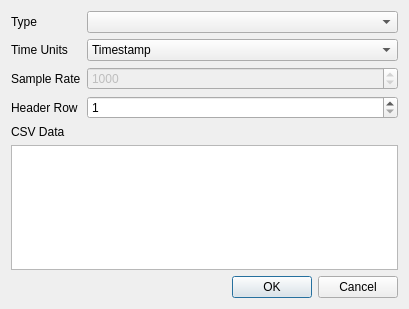
The window that designer/parserdialog.ui (RuggedScience/AccelExplorer) describes before a commit, drawn with Qt 5.
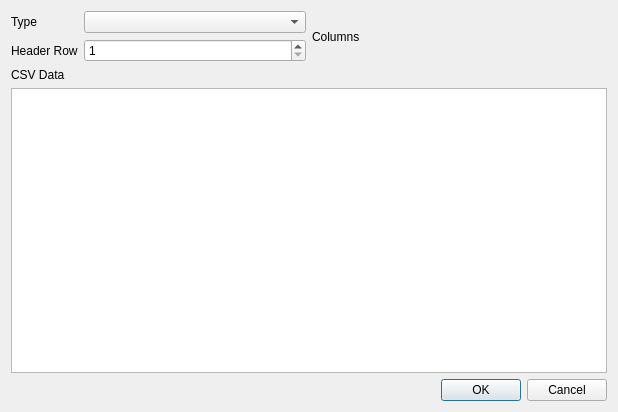
The same window after the commit. Custom widgets are drawn as their Qt base class.

The edit to the form file:
```diff
--- a/designer/parserdialog.ui
+++ b/designer/parserdialog.ui
@@ -6,8 +6,8 @@
    <rect>
     <x>0</x>
     <y>0</y>
-    <width>409</width>
-    <height>309</height>
+    <width>618</width>
+    <height>412</height>
    </rect>
   </property>
   <property name="windowTitle">
@@ -15,7 +15,22 @@
   </property>
   <layout class="QVBoxLayout" name="verticalLayout">
    <item>
-    <layout class="QFormLayout" name="formLayout">
+    <layout class="QHBoxLayout" name="horizontalLayout">
+     <property name="topMargin">
+      <number>0</number>
+     </property>
+     <item>
+      <layout class="QFormLayout" name="optionsLayout">
+       <property name="topMargin">
+        <number>0</number>
+       </property>
+       <item row="0" column="0">
+        <widget class="QLabel" name="typeLabel">
+         <property name="text">
+          <string>Type</string>
+         </property>
+        </widget>
+       </item>
      <item row="0" column="1">
       <widget class="QComboBox" name="typeComboBox">
        <property name="currentText">
@@ -23,96 +38,51 @@
        </property>
       </widget>
      </item>
-     <item row="0" column="0">
-      <widget class="QLabel" name="typeLabel">
-       <property name="text">
-        <string>Type</string>
-       </property>
-      </widget>
-     </item>
-     <item row="2" column="1">
-      <widget class="QSpinBox" name="sampleRateSpinBox">
-       <property name="enabled">
-        <bool>false</bool>
-       </property>
-       <property name="minimum">
-        <number>1</number>
-       </property>
-       <property name="maximum">
-        <number>999999999</number>
-       </property>
-       <property name="value">
-        <number>1000</number>
-       </property>
-      </widget>
-     </item>
-     <item row="2" column="0">
-      <widget class="QLabel" name="sampleRateLabel">
-       <property name="text">
-        <string>Sample Rate</string>
-       </property>
-      </widget>
-     </item>
-     <item row="3" column="0">
+       <item row="1" column="0">
       <widget class="QLabel" name="headerRowLabel">
        <property name="text">
         <string>Header Row</string>
        </property>
       </widget>
      </item>
-     <item row="3" column="1">
-      <widget class="QSpinBox" name="headerRowSpinBox">
-       <property name="minimum">
-        <number>1</number>
-       </property>
-       <property name="value">
-        <number>1</number>
-       </property>
-      </widget>
-     </item>
      <item row="1" column="1">
-      <widget class="QComboBox" name="timeUnitsComboBox">
-       <item>
-        <property name="text">
-         <string>Timestamp</string>
-        </property>
-       </item>
-       <item>
-        <property name="text">
-         <string>Seconds</string>
-        </property>
+        <widget class="QSpinBox" name="headerRowSpinBox">
+         <property name="minimum">
+          <number>1</number>
+         </property>
+         <property name="value">
+          <number>1</number>
+         </property>
+        </widget>
        </item>
-       <item>
-        <property name="text">
-         <string>Milliseconds</string>
-        </property>
+      </layout>
        </item>
        <item>
-        <property name="text">
-         <string>Microseconds</string>
-        </property>
-       </item>
+      <layout class="QVBoxLayout" name="verticalLayout_4">
        <item>
+        <widget class="QLabel" name="label">
         <property name="text">
-         <string>Nanoseconds</string>
-        </property>
+          <string>Columns</string>
+         </property>
+        </widget>
        </item>
        <item>
         <property name="text">
          <string>None</string>
         </property>
        </item>
-      </widget>
+      </layout>
      </item>
-     <item row="1" column="0">
-      <widget class="QLabel" name="timeUnitsLabel">
-       <property name="text">
-        <string>Time Units</string>
-       </property>
-      </widget>
-     </item>
     </layout>
    </item>
+   <item>
+    <layout class="QVBoxLayout" name="verticalLayout_2">
+     <property name="topMargin">
+      <number>0</number>
+     </property>
+     <property name="rightMargin">
+      <number>0</number>
+     </property>
    <item>
     <widget class="QLabel" name="csvLabel">
      <property name="text">
@@ -133,6 +103,8 @@
      </property>
     </widget>
    </item>
+    </layout>
+   </item>
    <item>
     <widget class="QDialogButtonBox" name="buttonBox">
      <property name="orientation">
@@ -141,6 +113,9 @@
      <property name="standardButtons">
       <set>QDialogButtonBox::Cancel|QDialogButtonBox::Ok</set>
      </property>
+     <property name="centerButtons">
+      <bool>false</bool>
+     </property>
     </widget>
    </item>
   </layout>
```
Left out of the diff: 4 changed lines with no effect on the pictures. Lines whose indentation alone changed are shown as unchanged.
